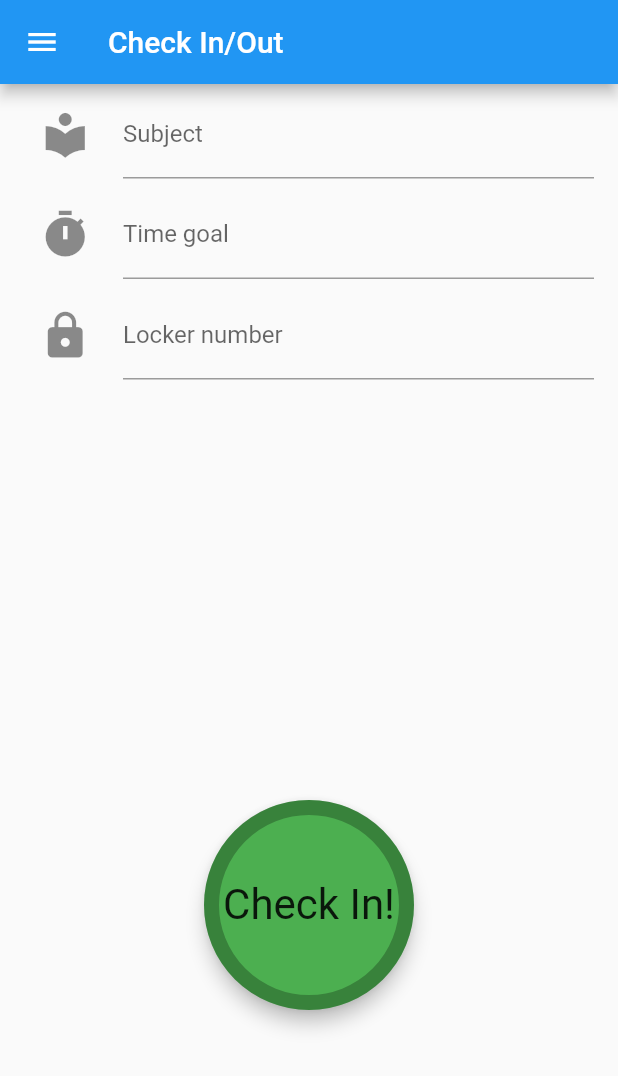
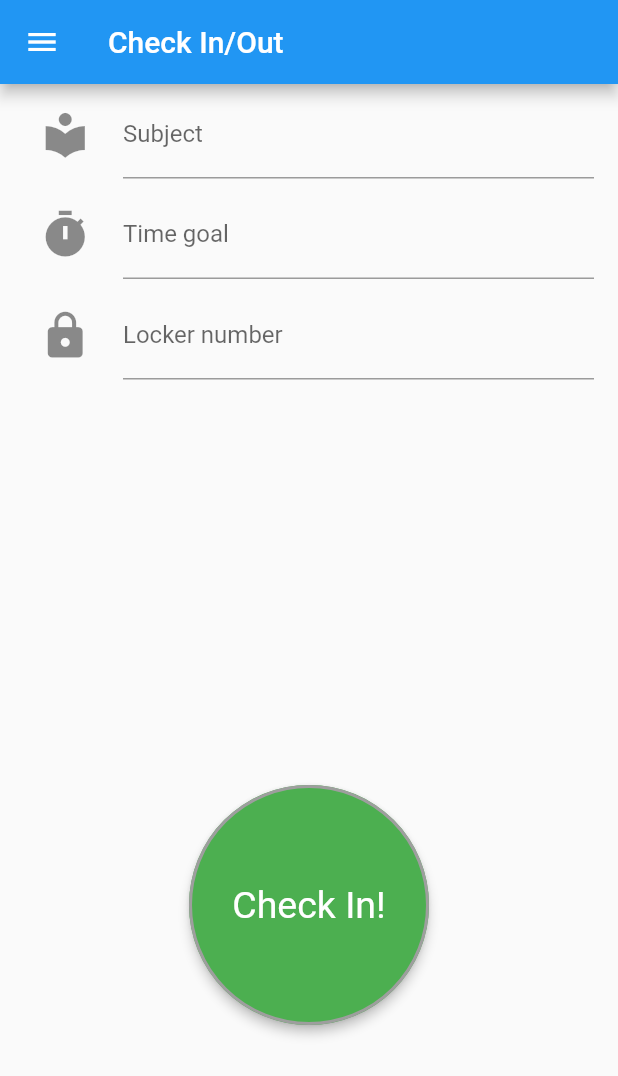
Before and after one commit to mobileappdevhm19/lust-LibraryUniversalSwissTool, a Flutter app: the CheckinPage screen opened directly, on a phone screen of 412 x 824 dp. Shown: the top 1076 px of the screen. Run offline on Flutter 3.47's test engine with Material 2 defaults, Android fonts, the phone set to English and light mode, and no system bars; our stand-ins replace after_layout, charts_flutter, cloud_firestore; accounts and stored records are empty.

Commit message:
nicer button

```diff
--- a/lust/lib/widgets/checkinPage/buttonCheck.dart
+++ b/lust/lib/widgets/checkinPage/buttonCheck.dart
@@ -16,7 +16,8 @@ class _ButtonCheckState extends State<ButtonCheck> {
 
   final DocumentReference postRefOccupancy =
       Firestore.instance.collection('lib_test').document('centralHM');
-  final CollectionReference colRefLogin = Firestore.instance.collection('events');
+  final CollectionReference colRefLogin =
+      Firestore.instance.collection('events');
 
   @override
   Widget build(BuildContext context) {
@@ -27,33 +28,19 @@ class _ButtonCheckState extends State<ButtonCheck> {
           child: Container(
             child: Text(
               _textButton,
-              style: TextStyle(fontSize: 28),
+              style: TextStyle(fontSize: 25, color: Colors.white),
             ),
             alignment: Alignment.center,
-            height: 100,
+            height: 120,
           ),
           padding: EdgeInsets.all(20),
           fillColor: _colorButton,
           splashColor: _splashButton,
-          elevation: 5,
+          elevation: 3,
           shape: CircleBorder(
-              side: BorderSide(style: BorderStyle.solid, color: Colors.black26, width: 10)),
-        )
-/*
-            InkWell(
-                onTap: onButtonPressed,
-                child: Container(
-                    height: 150,
-                    width: 150,
-                    decoration: BoxDecoration(
-                        borderRadius: BorderRadius.circular(150),
-                        color: _colorButton),
-                    child: Center(
-                        child: Text(
-                      _textButton,
-                      style: TextStyle(fontSize: 28),
-                    ))))*/
-        );
+              side: BorderSide(
+                  style: BorderStyle.solid, color: Colors.grey, width: 2)),
+        ));
   }
 
   void onButtonPressed() async {
@@ -81,14 +68,18 @@ class _ButtonCheckState extends State<ButtonCheck> {
     return Firestore.instance.runTransaction((Transaction tx) async {
       DocumentSnapshot postSnapshot = await tx.get(postRefOccupancy);
       if (postSnapshot.exists) {
-        await tx.update(
-            postRefOccupancy, <String, dynamic>{'occupancy': postSnapshot.data['occupancy'] + val});
+        await tx.update(postRefOccupancy, <String, dynamic>{
+          'occupancy': postSnapshot.data['occupancy'] + val
+        });
       }
     });
   }
 
   Future sendEventToDB(String eventType) {
-    Map<String, dynamic> data = {'eventType': eventType, 'time': DateTime.now()};
+    Map<String, dynamic> data = {
+      'eventType': eventType,
+      'time': DateTime.now()
+    };
     return colRefLogin.document().setData(data);
     //await tx.update(postRef, <String, dynamic>{'occupancy': postSnapshot.data['occupancy'] + val});
   }
```
